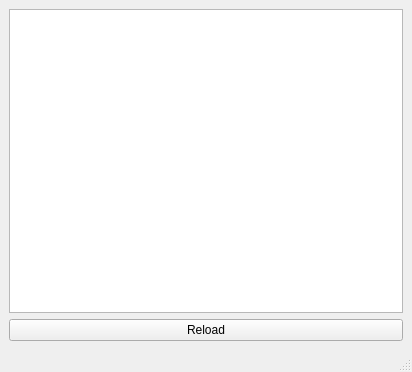
Old version of the form plugins/jdm/jdm_ui.ui in the repository xmpp-graveyard/jabbim.
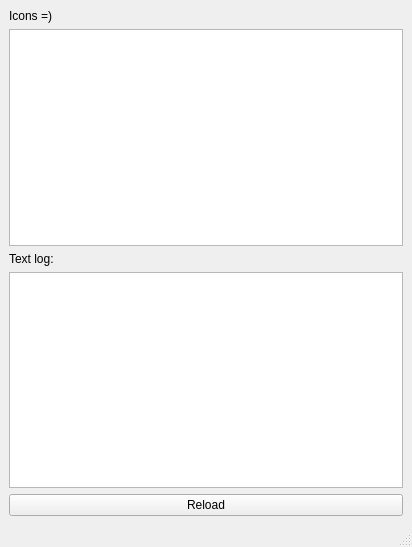
New version of the form.

Commit message: jdm pokracovani spatnych pokusu

Diff of the .ui file:
```diff
--- a/plugins/jdm/jdm_ui.ui
+++ b/plugins/jdm/jdm_ui.ui
@@ -6,7 +6,7 @@
     <x>0</x>
     <y>0</y>
     <width>412</width>
-    <height>372</height>
+    <height>547</height>
    </rect>
   </property>
   <property name="windowTitle" >
@@ -21,15 +21,32 @@
      <number>6</number>
     </property>
     <item row="1" column="0" >
-     <widget class="QPushButton" name="reload" >
-      <property name="text" >
-       <string>Reload</string>
-      </property>
-     </widget>
+     <widget class="QListWidget" name="list" />
     </item>
     <item row="0" column="0" >
+     <widget class="QLabel" name="label_2" >
+      <property name="text" >
+       <string>Icons =)</string>
+      </property>
+     </widget>
+    </item>
+    <item row="2" column="0" >
+     <widget class="QLabel" name="label" >
+      <property name="text" >
+       <string>Text log:</string>
+      </property>
+     </widget>
+    </item>
+    <item row="3" column="0" >
      <widget class="QTextEdit" name="log" />
     </item>
+    <item row="4" column="0" >
+     <widget class="QPushButton" name="reload" >
+      <property name="text" >
+       <string>Reload</string>
+      </property>
+     </widget>
+    </item>
    </layout>
   </widget>
   <widget class="QMenuBar" name="menubar" >
```
The commit also changes 2 other files.
